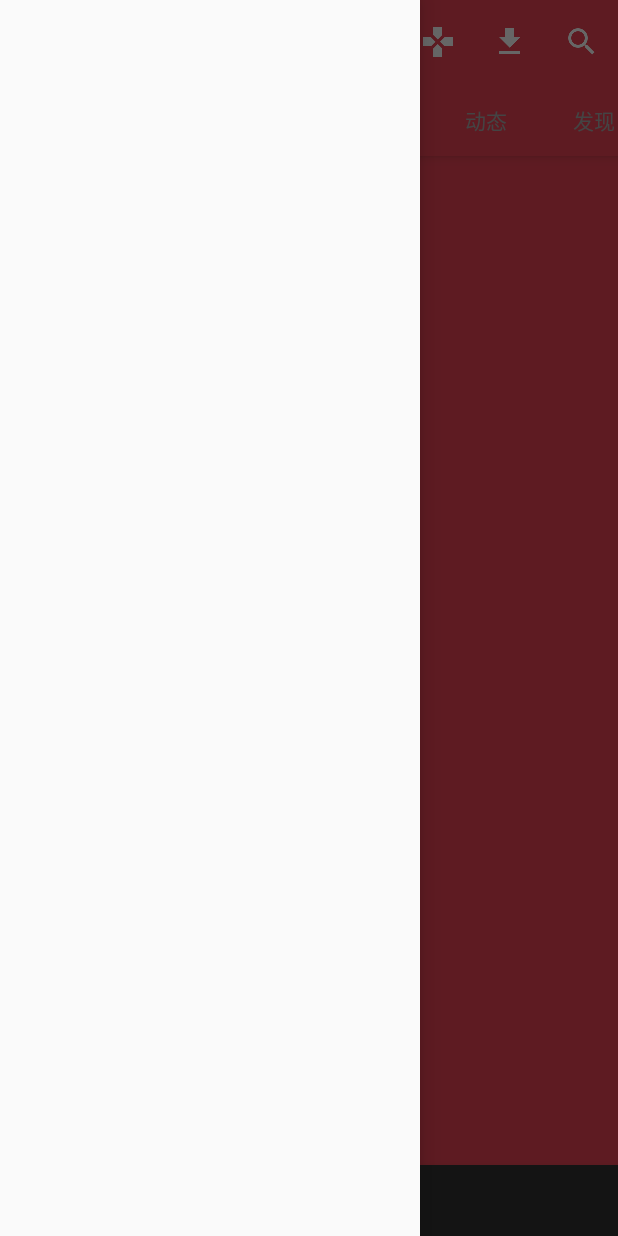
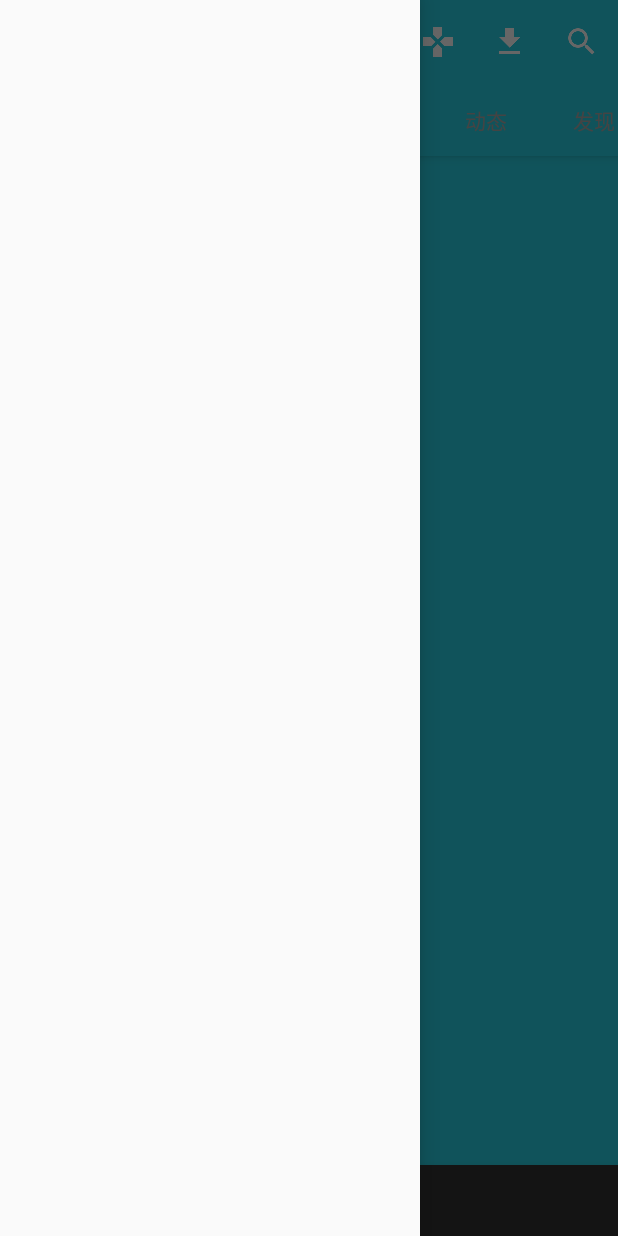
Before and after one commit to CodeCode17/CodeCode, an Android app: the screen it shows after launch (MainActivity), with the side drawer open, on a phone screen of 412 x 824 dp. Run offline under Robolectric (Android 15) with nearby library versions, the phone set to English and light mode, and no system bars; our stand-ins replace ButterKnife, CircleImageView; libraries missing offline, so code that uses them is left out: com.orhanobut.logger, com.squareup.leakcanary; 3 statements that could not run were skipped.

Commit message:
add some urils

```diff
--- a/app/src/main/java/com/xiaohong/codecode/CodeApplication.java
+++ b/app/src/main/java/com/xiaohong/codecode/CodeApplication.java
@@ -5,6 +5,7 @@ import android.app.Application;
 import com.orhanobut.logger.AndroidLogAdapter;
 import com.orhanobut.logger.Logger;
 import com.squareup.leakcanary.LeakCanary;
+import com.xiaohong.codecode.core.Utils;
 
 /**
  * Created by Feng on 2017/7/5.
@@ -24,5 +25,11 @@ public class CodeApplication extends Application {
 
         //init log utils
         Logger.addLogAdapter(new AndroidLogAdapter());
+
+        init();
+    }
+
+    private void init() {
+        Utils.init(this);
     }
 }
--- /dev/null
+++ b/app/src/main/java/com/xiaohong/codecode/core/Utils.java
@@ -0,0 +1,33 @@
+package com.xiaohong.codecode.core;
+
+import android.annotation.SuppressLint;
+import android.content.Context;
+import android.support.annotation.NonNull;
+
+/**
+ * Created by Feng on 2017/7/6.
+ */
+
+public class Utils {
+    @SuppressLint("StaticFieldLeak")
+    private static Context context;
+
+    /**
+     * 初始化工具类
+     *
+     * @param context 上下文
+     */
+    public static void init(@NonNull final Context context) {
+        Utils.context = context.getApplicationContext();
+    }
+
+    /**
+     * 获取ApplicationContext
+     *
+     * @return ApplicationContext
+     */
+    public static Context getContext() {
+        if (context != null) return context;
+        throw new NullPointerException("u should init first");
+    }
+}
--- a/app/src/main/java/com/xiaohong/codecode/mvp/mvpview/acitivity/MainActivity.java
+++ b/app/src/main/java/com/xiaohong/codecode/mvp/mvpview/acitivity/MainActivity.java
@@ -18,6 +18,7 @@ import android.view.View;
 
 import com.xiaohong.codecode.R;
 import com.xiaohong.codecode.adpter.MainViewPagerAdapter;
+import com.xiaohong.codecode.core.TabLayoutUtils;
 import com.xiaohong.codecode.fragment.BaseFragment;
 import com.xiaohong.codecode.fragment.Test0Fragment;
 import com.xiaohong.codecode.fragment.Test1Fragment;
--- a/app/src/main/res/layout/activity_main.xml
+++ b/app/src/main/res/layout/activity_main.xml
@@ -6,10 +6,6 @@
     android:layout_width="match_parent"
     android:layout_height="match_parent"
     tools:openDrawer="start">
-
-    <RelativeLayout
-        android:layout_width="match_parent"
-        android:layout_height="match_parent" />
 
     <!--<include-->
     <!--android:id="@+id/main_app_bar"-->
@@ -24,10 +20,7 @@
     <!--android:divider="@android:color/transparent"-->
     <!--android:dividerHeight="0dp"-->
     <!--app:menu="@menu/toolbar_menu" />-->
-    <android.support.design.widget.NavigationView
-        android:layout_width="wrap_content"
-        android:layout_height="match_parent"
-        android:layout_gravity="start" />
+
 
     <android.support.design.widget.CoordinatorLayout
         android:id="@+id/activity_main"
@@ -43,15 +36,15 @@
 
             <android.support.design.widget.TabLayout
                 android:id="@+id/main_tab_layout"
-                android:layout_width="wrap_content"
+                android:layout_width="match_parent"
                 android:layout_height="wrap_content"
                 app:tabGravity="center"
-                app:tabMode="fixed"
+                app:tabIndicatorColor="@color/white"
+                app:tabIndicatorHeight="1dp"
+                app:tabMode="scrollable"
                 app:tabSelectedTextColor="@android:color/white"
                 app:tabTextColor="@android:color/darker_gray" />
         </android.support.design.widget.AppBarLayout>
-
-        <include layout="@layout/view_drawer_layout" />
 
 
         <android.support.v4.view.ViewPager
@@ -61,4 +54,9 @@
 
 
     </android.support.design.widget.CoordinatorLayout>
+
+    <android.support.design.widget.NavigationView
+        android:layout_width="wrap_content"
+        android:layout_height="match_parent"
+        android:layout_gravity="start" />
 </android.support.v4.widget.DrawerLayout>
--- a/app/src/main/res/layout/view_toolbar.xml
+++ b/app/src/main/res/layout/view_toolbar.xml
@@ -4,10 +4,10 @@
     android:id="@+id/main_toolbar"
     android:layout_width="match_parent"
     android:layout_height="wrap_content"
+    app:contentInsetStart="0dp"
+    app:layout_scrollFlags="scroll|enterAlways|snap"
     app:popupTheme="@style/ThemeOverlay.AppCompat.Light"
-                                   app:titleTextAppearance="@style/ToolbarTitleSize"
     app:title="@string/toolbar_name"
-                                   app:layout_scrollFlags="scroll|enterAlways|snap"
-    >
+    app:titleTextAppearance="@style/ToolbarTitleSize">
 
 </android.support.v7.widget.Toolbar>
--- /dev/null
+++ b/app/src/main/res/values/arrays.xml
@@ -0,0 +1,11 @@
+<?xml version="1.0" encoding="utf-8"?>
+<resources>
+    <string-array name="tab_layout_main_title">
+        <item>直播</item>
+        <item>推荐</item>
+        <item>追番</item>
+        <item>分区</item>
+        <item>动态</item>
+        <item>发现</item>
+    </string-array>
+</resources>
--- a/app/src/main/res/values/colors.xml
+++ b/app/src/main/res/values/colors.xml
@@ -1,8 +1,8 @@
 <?xml version="1.0" encoding="utf-8"?>
 <resources>
-    <color name="colorPrimary">#EB4556</color>
+    <color name="colorPrimary">#29d1e4</color>
     <color name="colorPrimaryDark">#696969</color>
-    <color name="colorAccent">#EB4556</color>
+    <color name="colorAccent">#45caeb</color>
 
 
     <!--default color-->
--- a/app/src/main/res/values/strings.xml
+++ b/app/src/main/res/values/strings.xml
@@ -9,14 +9,7 @@
     <string name="menu_tv">menu_tv</string>
     <string name="open">open</string>
     <string name="close">close</string>
-    <string name="toolbar_name">小红</string>
+    <string name="toolbar_name">大宝</string>
 
-    <array name="tab_layout_main_title">
-        <item>直播</item>
-        <item>推荐</item>
-        <item>追番</item>
-        <item>分区</item>
-        <item>动态</item>
-        <item>发现</item>
-    </array>
+
 </resources>
```
Also changed, not shown: app/src/main/java/com/xiaohong/codecode/core/SizeUtils.java (added, +68 -0 lines), app/src/main/java/com/xiaohong/codecode/core/TabLayoutUtils.java (added, +50 -0 lines). Lines whose indentation alone changed are shown as unchanged.
